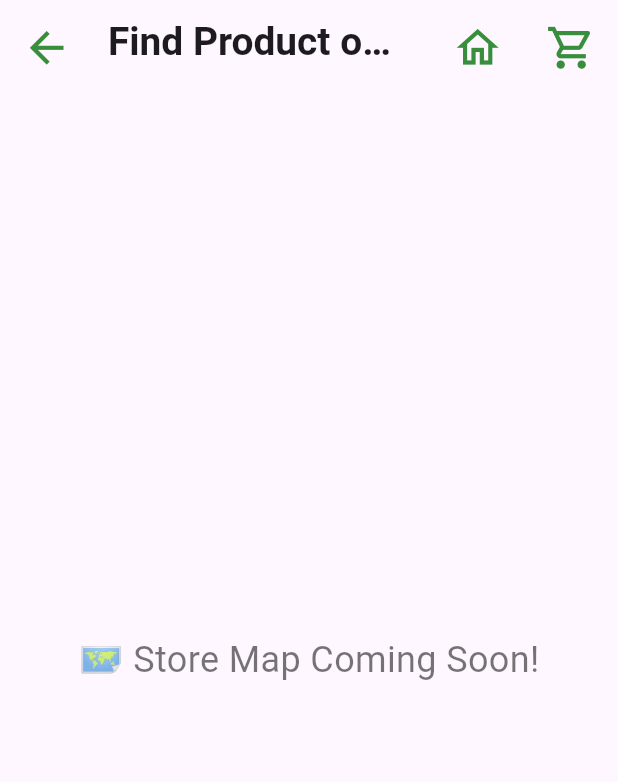
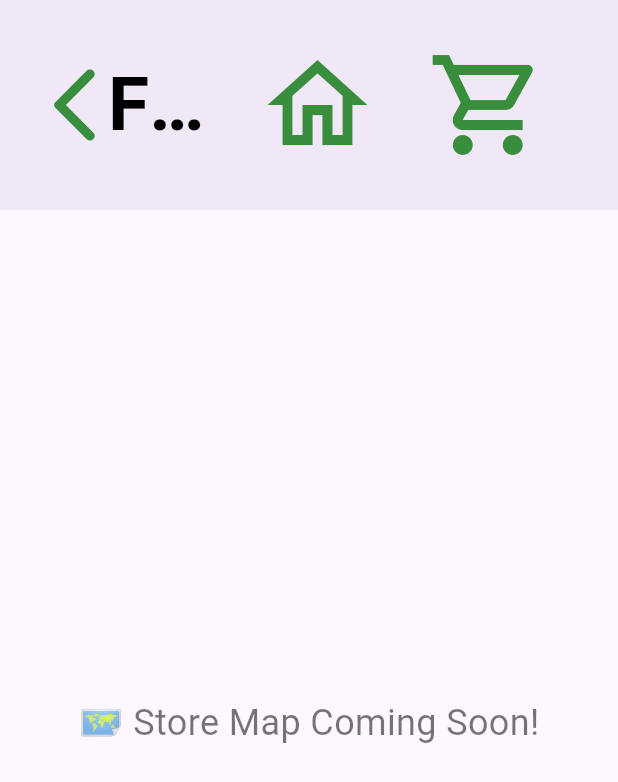
Before and after one commit to huhFahad/Kiosk-App, a Flutter app: the MapPage screen opened by its route, on a phone screen of 412 x 824 dp. Shown: the top 782 px of the screen. Run offline on Flutter 3.47's test engine with Material 3 defaults, Android fonts, the light colour scheme and no system bars; our stand-ins replace image_picker; missing offline and left inert: window_manager.

Commit message:
1.1: more generic, adjusted appbar, cards, etc

```diff
--- a/lib/categories_page.dart
+++ b/lib/categories_page.dart
@@ -13,7 +13,10 @@ class CategoriesPage extends StatelessWidget {
   @override
   Widget build(BuildContext context) {
     return Scaffold(
-      appBar: CommonAppBar(title: 'All Categories'),
+      appBar: CommonAppBar(
+        context: context,
+        title: 'All Categories'
+        ),
       body: FutureBuilder<Map<String, dynamic>>(
         // Use a Future.wait to load both products and categories at once
         future: _loadData(),
--- a/lib/main.dart
+++ b/lib/main.dart
@@ -1,7 +1,7 @@
 // lib/main.dart
 
 import 'package:flutter/material.dart';
-import 'package:flutter/services.dart';
+// import 'package:flutter/services.dart';
 import 'package:provider/provider.dart';
 import 'package:window_manager/window_manager.dart';
 
@@ -18,9 +18,7 @@ import 'search_results_page.dart';
 import 'theme/kiosk_theme.dart';
 
 void main() {
-   WidgetsFlutterBinding.ensureInitialized();
-  // SystemChrome.setEnabledSystemUIMode(SystemUiMode.immersiveSticky);
-  // SystemChrome.setEnabledSystemUIMode(SystemUiMode.immersive);
+  WidgetsFlutterBinding.ensureInitialized();
   windowManager.waitUntilReadyToShow(const WindowOptions(fullScreen: true));
   runApp(
     ChangeNotifierProvider(
--- a/lib/map_page.dart
+++ b/lib/map_page.dart
@@ -8,7 +8,9 @@ class MapPage extends StatelessWidget {
   Widget build(BuildContext context) {
     return Scaffold(
       // appBar: AppBar(title: Text('Find Product on Map')),
-      appBar: CommonAppBar(title: 'Find Product on Map'),
+      appBar: CommonAppBar(
+        context: context,
+        title: 'Find Product on Map'),
       body: Center(
         child: Text(
           '🗺️ Store Map Coming Soon!',
--- a/lib/search_results_page.dart
+++ b/lib/search_results_page.dart
@@ -7,6 +7,7 @@ import 'models/product_model.dart';
 import 'admin_product_list_page.dart';
 import 'widgets/common_app_bar.dart';
 import 'widgets/quantity_control_widget.dart';
+import 'widgets/product_list_item.dart';
 
 class SearchResultsPage extends StatelessWidget {
   @override
@@ -32,7 +33,9 @@ class SearchResultsPage extends StatelessWidget {
 
     // --- STEP 3: Build the UI with the results ---
     return Scaffold(
-      appBar: CommonAppBar(title: 'Search Results for "$searchQuery"'),
+      appBar: CommonAppBar(
+        context: context,
+        title: 'Search Results for "$searchQuery"'),
       body: searchResults.isEmpty
           ? Center(
               child: Text(
@@ -46,32 +49,7 @@ class SearchResultsPage extends StatelessWidget {
               itemCount: searchResults.length,
               itemBuilder: (context, index) {
                 final product = searchResults[index];
-                return Card(
-                  margin: EdgeInsets.symmetric(vertical: 8),
-                  elevation: 4,
-                  child: ListTile(
-                    contentPadding: EdgeInsets.all(12),
-                    leading: ProductImageView(imagePath: product.image),
-                    title: Text(product.name, style: TextStyle(fontSize: 20, fontWeight: FontWeight.bold)),
-                    subtitle: Text('₹${product.price.toStringAsFixed(2)} ${product.unit}', style: TextStyle(fontSize: 16)),
-                    trailing: Row(
-                      mainAxisSize: MainAxisSize.min,
-                      children: [
-                        IconButton(
-                          icon: Icon(Icons.map_outlined),
-                          tooltip: 'Find on Map',
-                          onPressed: () {
-                            // Navigate to the map page, passing the product.
-                            // The map page will then know which product to highlight.
-                            Navigator.pushNamed(context, '/map', arguments: product);
-                          },
-                        ),
-                        SizedBox(width: 8),
-                        QuantityControlWidget(product: product),
-                      ],
-                    ),
-                  ),
-                );
+                return ProductListItem(product: product);
               },
             ),
     );
--- a/lib/widgets/common_app_bar.dart
+++ b/lib/widgets/common_app_bar.dart
@@ -1,48 +1,63 @@
 // lib/widgets/common_app_bar.dart
 import 'package:flutter/material.dart';
 
-class CommonAppBar extends StatelessWidget implements PreferredSizeWidget {
-  final String title;
-  final bool showBackButton;
-  final bool showCartIcon;
+PreferredSizeWidget CommonAppBar({
+  required BuildContext context, // It now requires the context to be passed in
+  required String title,
+  List<Widget>? extraActions,
+}) {
+  final canPop = Navigator.of(context).canPop();
+  final onCartPage = ModalRoute.of(context)?.settings.name == '/cart';
 
-  const CommonAppBar({
-    Key? key,
-    required this.title,
-    this.showBackButton = true,
-    this.showCartIcon = true,
-  }) : super(key: key);
+  // Get the height directly from the theme using the passed-in context
+  final double appBarHeight = Theme.of(context).appBarTheme.toolbarHeight ?? kToolbarHeight;
 
-  @override
-  Widget build(BuildContext context) {
   return AppBar(
-      automaticallyImplyLeading: showBackButton,
+    // The theme from KioskTheme will control:
+    // - backgroundColor, titleTextStyle, elevation, centerTitle
+
+    // We explicitly set the height here to ensure it's always correct
+    toolbarHeight: appBarHeight,
+
+    // automaticallyImplyLeading: canPop,
+
+    leading: canPop
+      ? Padding(
+          padding: const EdgeInsets.only(left: 8.0),
+          child: Material(
+            color: Colors.transparent,
+            child: InkWell(
+              borderRadius: BorderRadius.circular(40),
+              onTap: () => Navigator.of(context).pop(),
+              child: Padding(
+                padding: const EdgeInsets.all(12.0),
+                child: Icon(Icons.arrow_back_ios_new_rounded, size: 60),
+              ),
+            ),
+          ),
+        )
+      : null,
+
+
     title: Text(title),
     actions: [
       IconButton(
-          icon: Icon(Icons.home_outlined),
+        icon: const Icon(Icons.home_outlined),
         tooltip: 'Go to Home',
         onPressed: () {
           Navigator.of(context).pushNamedAndRemoveUntil('/', (route) => false);
         },
       ),
-
-        if (showCartIcon)
+      if (!onCartPage)
         IconButton(
-            icon: Icon(Icons.shopping_cart_outlined),
+          icon: const Icon(Icons.shopping_cart_outlined),
           tooltip: 'View Cart',
           onPressed: () {
-              // Avoid pushing a new cart page if we are already on it.
-              // This is a good defensive check.
-              if (ModalRoute.of(context)?.settings.name != '/cart') {
             Navigator.of(context).pushNamed('/cart');
-              }
           },
         ),
+      if (extraActions != null) ...extraActions!,
+      SizedBox(width: 30,)
     ],
   );
 }
-
-  @override
-  Size get preferredSize => Size.fromHeight(kToolbarHeight);
-}
```
Also changed, not shown: lib/cart_page.dart (+6 -3 lines), lib/products_list_page.dart (+12 -26 lines), lib/theme/kiosk_theme.dart (+21 -1 lines), lib/widgets/product_list_item.dart (added, +74 -0 lines), 3 other files. Lines whose indentation alone changed are shown as unchanged.
